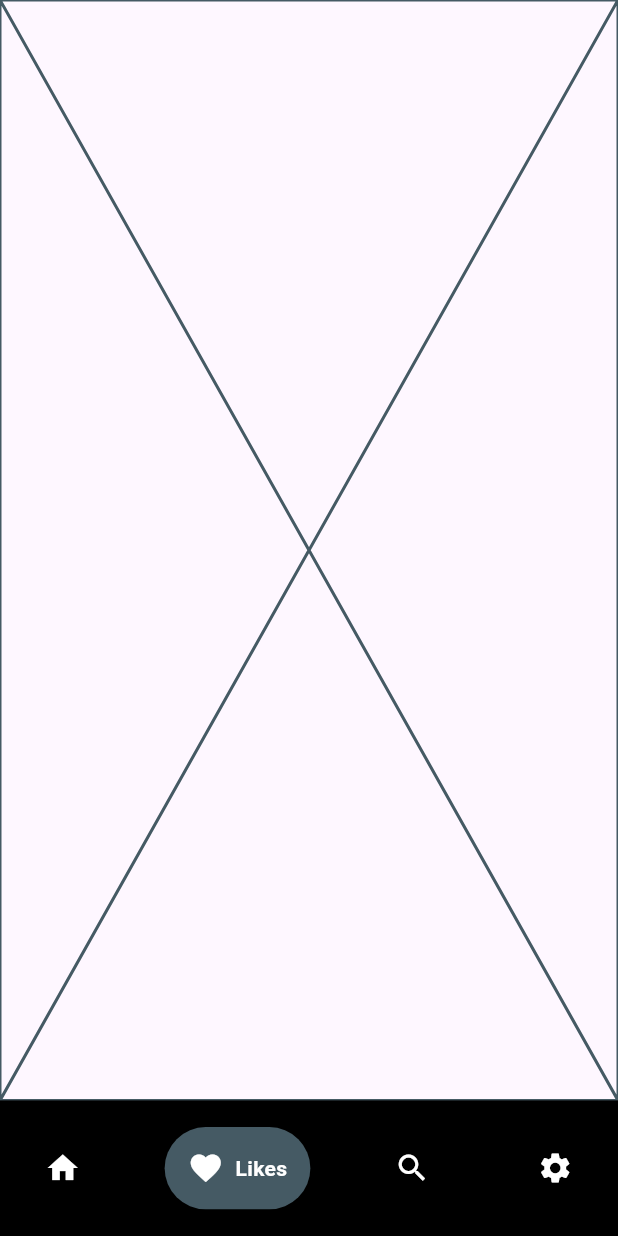
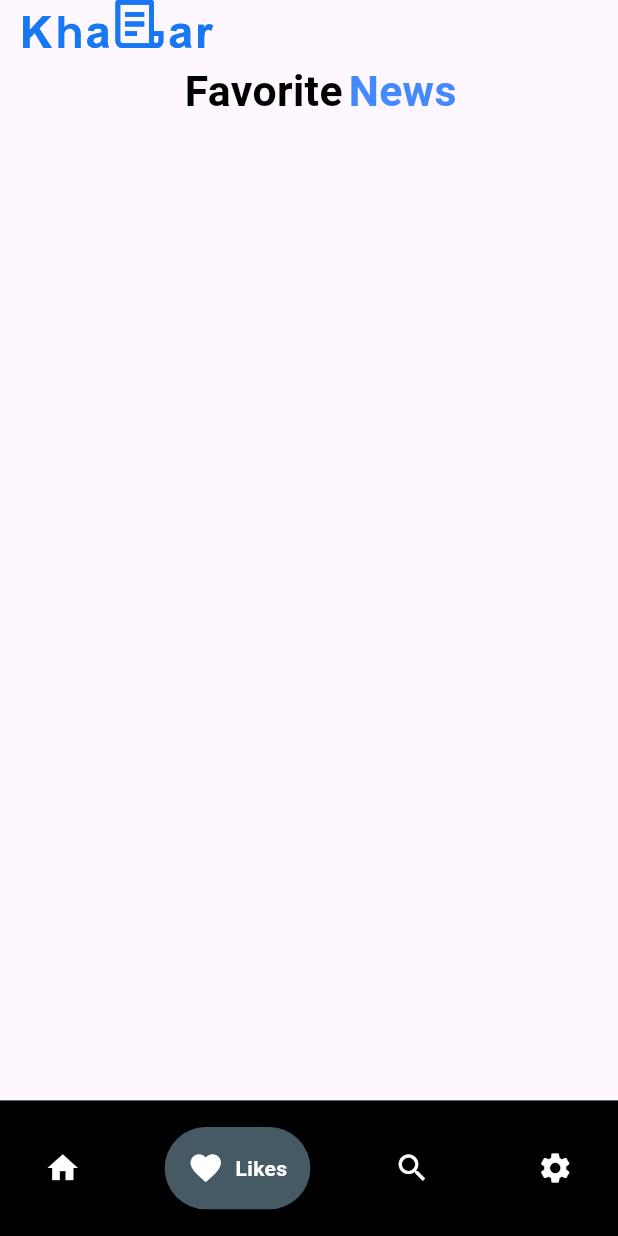
Before and after one commit to DevSubedi/InternProject_NewsApp, a Flutter app: the screen it shows after launch, item 2 of the bottom bar chosen, on a phone screen of 412 x 824 dp. Run offline on Flutter 3.47's test engine with Material 3 defaults, Android fonts, the phone set to English and light mode, and no system bars; drawn by our look-alikes of google_nav_bar; our stand-ins replace bloc, carousel_slider, dio, equatable, firebase_auth, firebase_core and 7 more; accounts and stored records are empty; network calls fail.

Commit message:
Sucessfully made completed the favorite page ui, 1. we can add the news from detailed page to favorite list 2. i have include a logic to add the news only once and show the toast only once

```diff
--- a/lib/features/home/data/data_source/date_time_service.dart
+++ b/lib/features/home/data/data_source/date_time_service.dart
@@ -1,5 +1,8 @@
 class DateTimeService {
   String dateParser(String time) {
+    if (time == null || time.isEmpty) {
+      return "Unknown"; // fallback
+    }
     final publishedDate = DateTime.parse(time);
     final now = DateTime.now().toUtc();
     final difference = now.difference(publishedDate);
--- a/lib/features/home/presentation/bloc/news_bloc.dart
+++ b/lib/features/home/presentation/bloc/news_bloc.dart
@@ -14,6 +14,7 @@ class NewsBloc extends Bloc<NewsEvent, NewsState> {
     on<FetchAllNewsEvent>(_onFetchAllNewsEvent);
     on<SelectCategoryEvent>(_onSelectCategoryEvent);
     on<FetchCategoryNewsEvent>(_onFetchCategoryNewsEvent);
+    on<AddToFavoriteEvent>(_onAddToFavoriteEvent);
   }
 
   FutureOr<void> _onFetchAllNewsEvent(
@@ -55,7 +56,7 @@ class NewsBloc extends Bloc<NewsEvent, NewsState> {
     FetchCategoryNewsEvent event,
     Emitter<NewsState> emit,
   ) async {
-    emit(state.copyWith(status: DataStatus.loading));
+    emit(state.copyWith(categoryStatus: DataStatus.loading));
     try {
       final api = sl<NewsApiService>();
       final selected = state.selectedCategory;
@@ -64,14 +65,40 @@ class NewsBloc extends Bloc<NewsEvent, NewsState> {
             ? null
             : selected.toLowerCase(),
       );
-      emit(state.copyWith(status: DataStatus.loaded, categoryNews: list));
+      emit(
+        state.copyWith(categoryStatus: DataStatus.loaded, categoryNews: list),
+      );
     } catch (e) {
       emit(
         state.copyWith(
-          status: DataStatus.error,
+          categoryStatus: DataStatus.error,
           message: ' Some error in the categorybloc: $e',
         ),
       );
     }
   }
+
+  FutureOr<void> _onAddToFavoriteEvent(
+    AddToFavoriteEvent event,
+    Emitter<NewsState> emit,
+  ) {
+    emit(state.copyWith(favoriteNews: event.news));
+    final news = state.favoriteNews;
+    final FavoriteList = List<NewsModel>.from(state.favoriteNewsList);
+
+    // check if already exists
+    final alreadyExists = FavoriteList.any(
+      (news) => news.title == event.news.title,
+    );
+
+    if (!alreadyExists) {
+      FavoriteList.add(event.news);
+
+      emit(
+        state.copyWith(showToastFavorite: true, favoriteNewsList: FavoriteList),
+      );
+    } else {
+      emit(state.copyWith(showToastFavorite: false));
+    }
+  }
 }
--- a/lib/features/home/presentation/bloc/news_event.dart
+++ b/lib/features/home/presentation/bloc/news_event.dart
@@ -18,3 +18,11 @@ class SelectCategoryEvent extends NewsEvent {
   String selectedCategoryEvent;
   SelectCategoryEvent({required this.selectedCategoryEvent});
 }
+
+class AddToFavoriteEvent extends NewsEvent {
+  final NewsModel news;
+
+  AddToFavoriteEvent({required this.news});
+}
+
+class ShowFavoriteNewsEvent extends NewsEvent {}
--- a/lib/features/home/presentation/bloc/news_state.dart
+++ b/lib/features/home/presentation/bloc/news_state.dart
@@ -10,7 +10,11 @@ class NewsState extends Equatable {
   final String message;
 
   final List<NewsModel> categoryNews;
+  final DataStatus categoryStatus;
   final String selectedCategory;
+  final List<NewsModel> favoriteNewsList;
+  final NewsModel favoriteNews;
+  final bool showToastFavorite;
 
   const NewsState({
     this.allNews = const [],
@@ -19,6 +23,10 @@ class NewsState extends Equatable {
     this.status = DataStatus.intial,
     this.categoryNews = const [],
     this.selectedCategory = '',
+    this.favoriteNewsList = const [],
+    this.favoriteNews = NewsModel.emptyNewsModel,
+    this.categoryStatus = DataStatus.intial,
+    this.showToastFavorite = false,
   });
 
   NewsState copyWith({
@@ -28,6 +36,10 @@ class NewsState extends Equatable {
     String? message,
     List<NewsModel>? categoryNews,
     String? selectedCategory,
+    List<NewsModel>? favoriteNewsList,
+    NewsModel? favoriteNews,
+    DataStatus? categoryStatus,
+    bool? showToastFavorite,
   }) {
     return NewsState(
       status: status ?? this.status,
@@ -36,6 +48,10 @@ class NewsState extends Equatable {
       individualNews: individualNews ?? this.individualNews,
       categoryNews: categoryNews ?? this.categoryNews,
       selectedCategory: selectedCategory ?? this.selectedCategory,
+      favoriteNewsList: favoriteNewsList ?? this.favoriteNewsList,
+      favoriteNews: favoriteNews ?? this.favoriteNews,
+      categoryStatus: categoryStatus ?? this.categoryStatus,
+      showToastFavorite: showToastFavorite ?? this.showToastFavorite,
     );
   }
 
@@ -48,5 +64,9 @@ class NewsState extends Equatable {
     status,
     selectedCategory,
     categoryNews,
+    categoryStatus,
+    favoriteNews,
+    favoriteNewsList,
+    showToastFavorite,
   ];
 }
--- a/lib/features/home/presentation/screens/favorite_screen.dart
+++ b/lib/features/home/presentation/screens/favorite_screen.dart
@@ -1,10 +1,70 @@
 import 'package:flutter/material.dart';
+import 'package:flutter_bloc/flutter_bloc.dart';
+import 'package:flutter_screenutil/flutter_screenutil.dart';
+import 'package:flutter_svg/svg.dart';
+import 'package:news_app/features/auth/presentation/widgets/text_widget.dart';
+import 'package:news_app/features/home/presentation/bloc/news_bloc.dart';
+import 'package:news_app/features/home/presentation/widgets/news_card_widget.dart';
 
 class FavoriteScreen extends StatelessWidget {
   const FavoriteScreen({super.key});
 
   @override
   Widget build(BuildContext context) {
-    return const Placeholder();
+    return SafeArea(
+      child: Column(
+        crossAxisAlignment: CrossAxisAlignment.start,
+        children: [
+          Padding(
+            padding: EdgeInsets.symmetric(horizontal: 16.0.w),
+            child: SvgPicture.asset(
+              'assets/logo.svg',
+              height: 36.h,
+
+              fit: BoxFit.contain,
+            ),
+          ),
+          10.verticalSpace,
+          Row(
+            mainAxisAlignment: MainAxisAlignment.center,
+            children: [
+              Padding(
+                padding: EdgeInsets.only(left: 16.0.w),
+                child: TextWidget(
+                  word: 'Favorite',
+                  size: 32.h,
+                  weight: FontWeight.w700,
+                ),
+              ),
+              Padding(
+                padding: EdgeInsets.only(left: 4.0.w),
+                child: TextWidget(
+                  word: 'News',
+                  size: 32.h,
+                  weight: FontWeight.w700,
+                  textColor: Colors.blueAccent,
+                ),
+              ),
+            ],
+          ),
+          Expanded(
+            child: BlocBuilder<NewsBloc, NewsState>(
+              builder: (context, state) {
+                return ListView.separated(
+                  itemBuilder: (context, index) {
+                    final favoriteNews = state.favoriteNewsList[index];
+                    return NewsCardWidget(singleNews: favoriteNews);
+                  },
+                  separatorBuilder: (c, i) {
+                    return Divider();
+                  },
+                  itemCount: state.favoriteNewsList.length,
+                );
+              },
+            ),
+          ),
+        ],
+      ),
+    );
   }
 }
--- a/lib/main.dart
+++ b/lib/main.dart
@@ -19,7 +19,11 @@ Future<void> main() async {
     MultiBlocProvider(
       providers: [
         BlocProvider(create: (context) => LocalizationBloc()),
-        BlocProvider(create: (context) => NewsBloc()..add(FetchAllNewsEvent())),
+        BlocProvider(
+          create: (context) => NewsBloc()
+            ..add(FetchAllNewsEvent())
+            ..add(SelectCategoryEvent(selectedCategoryEvent: 'All')),
+        ),
       ],
       child: MyApp(),
     ),
--- a/pubspec.yaml
+++ b/pubspec.yaml
@@ -51,6 +51,7 @@ dependencies:
   dio: ^5.8.0+1
   google_nav_bar: ^5.0.7
   carousel_slider: ^5.1.1
+  flutter_svg: ^2.0.7
 
 
 
@@ -79,7 +80,8 @@ flutter:
   generate: true
 
   # To add assets to your application, add an assets section, like this:
-  # assets:
+  assets:
+    - assets/
   #   - images/a_dot_burr.jpeg
   #   - images/a_dot_ham.jpeg
 
```
Also changed, not shown: lib/features/home/presentation/screens/detail_news_screen.dart (+55 -12 lines), lib/features/home/presentation/screens/home_screen.dart (+16 -6 lines), lib/features/home/presentation/widgets/category_tab_widget.dart (+6 -3 lines), lib/features/home/presentation/widgets/news_app_Bar_widget.dart (deleted, +0 -29 lines), lib/features/home/presentation/widgets/news_card_widget.dart (+9 -1 lines), lib/features/home/presentation/widgets/show_toast_widget.dart (added, +17 -0 lines), lib/features/home/presentation/widgets/trending_news_widget.dart (+15 -7 lines), assets/logo.svg, pubspec.lock.
